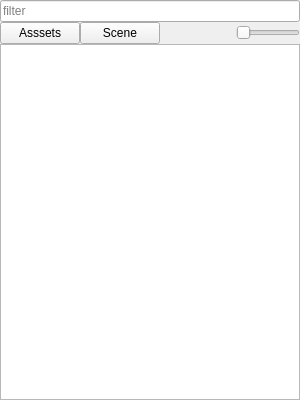
yushroom/FishEngine, file Engine/Source/Editor/UI/SelectObjectDialog.ui: the form before one commit.
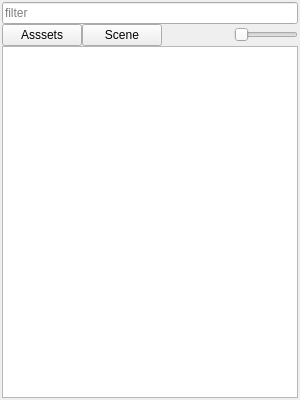
The form after the commit.

```diff
--- a/Engine/Source/Editor/UI/SelectObjectDialog.ui
+++ b/Engine/Source/Editor/UI/SelectObjectDialog.ui
@@ -18,16 +18,16 @@
     <number>0</number>
    </property>
    <property name="leftMargin">
-    <number>0</number>
+    <number>2</number>
    </property>
    <property name="topMargin">
-    <number>0</number>
+    <number>2</number>
    </property>
    <property name="rightMargin">
-    <number>0</number>
+    <number>2</number>
    </property>
    <property name="bottomMargin">
-    <number>0</number>
+    <number>2</number>
    </property>
    <item>
     <widget class="QLineEdit" name="lineEdit">
```
